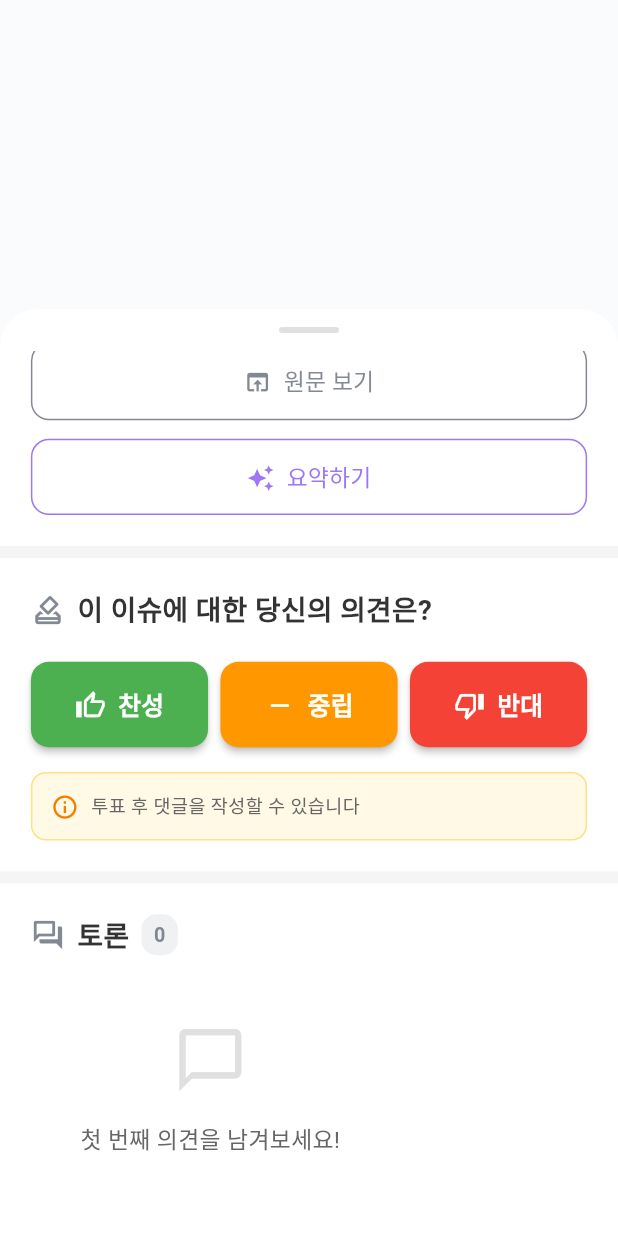
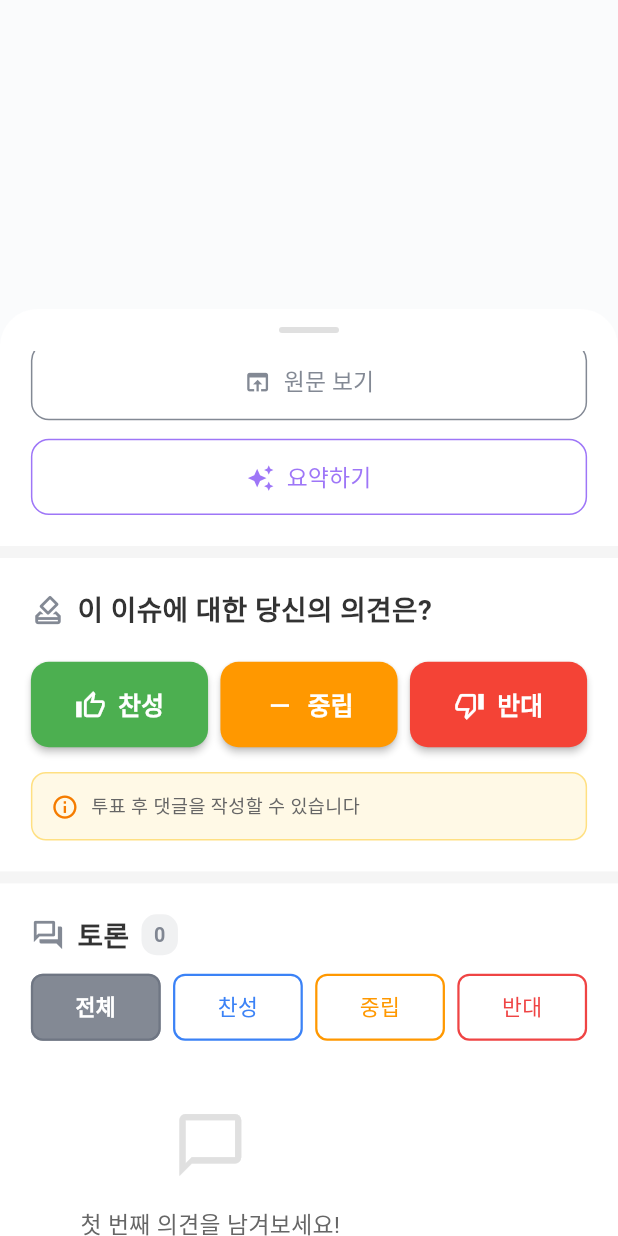
Before and after one commit to Liuese0/VS_News, a Flutter app: the NewsDetailWithDiscussion widget shown alone on an empty page, opened directly with empty values, scrolled down 218 dp, on a phone screen of 412 x 824 dp. Run offline on Flutter 3.47's test engine with Material 3 defaults, Android fonts, the phone set to English and light mode, and no system bars; our stand-ins replace cloud_firestore, device_info_plus, dio, firebase_core, flutter_secure_storage, google_generative_ai and 3 more; accounts and stored records are empty; network calls fail; Roboto replaces fonts that are missing (Pretendard).

Commit message:
comment_filter

```diff
--- a/lib/screens/news_explorer_screen.dart
+++ b/lib/screens/news_explorer_screen.dart
@@ -1218,6 +1218,9 @@ class _NewsDetailWithDiscussionState extends State<NewsDetailWithDiscussion> {
 
   String? _replyingToCommentId;
   String? _replyingToNickname;
+
+  // 댓글 필터 상태: 'all', 'pro', 'con'
+  String _selectedStanceFilter = 'all';
 
   // 요약 관련 상태
   bool _isLoadingSummary = false;
@@ -2020,6 +2023,24 @@ class _NewsDetailWithDiscussionState extends State<NewsDetailWithDiscussion> {
     );
   }
 
+  // 필터링된 댓글 목록 (대댓글 제외)
+  List<NewsComment> get _filteredComments {
+    // 부모 댓글만 필터링 (대댓글 제외)
+    final parentComments = _comments.where((comment) => !comment.isReply).toList();
+
+    if (_selectedStanceFilter == 'all') {
+      return parentComments;
+    } else if (_selectedStanceFilter == 'pro') {
+      return parentComments.where((comment) => comment.isPro).toList();
+    } else if (_selectedStanceFilter == 'neutral') {
+      return parentComments.where((comment) => comment.isNeutral).toList();
+    } else if (_selectedStanceFilter == 'con') {
+      return parentComments.where((comment) => comment.isCon).toList();
+    }
+
+    return parentComments;
+  }
+
   Widget _buildDiscussionSection() {
     final screenWidth = MediaQuery.of(context).size.width;
 
@@ -2063,6 +2084,19 @@ class _NewsDetailWithDiscussionState extends State<NewsDetailWithDiscussion> {
                   ),
                 ),
               ),
+            ],
+          ),
+          SizedBox(height: screenWidth * 0.03),
+          // 댓글 필터 버튼
+          Row(
+            children: [
+              _buildFilterButton('전체', 'all', screenWidth),
+              SizedBox(width: screenWidth * 0.02),
+              _buildFilterButton('찬성', 'pro', screenWidth),
+              SizedBox(width: screenWidth * 0.02),
+              _buildFilterButton('중립', 'neutral', screenWidth),
+              SizedBox(width: screenWidth * 0.02),
+              _buildFilterButton('반대', 'con', screenWidth),
             ],
           ),
           SizedBox(height: screenWidth * 0.03),
@@ -2153,11 +2187,70 @@ class _NewsDetailWithDiscussionState extends State<NewsDetailWithDiscussion> {
               _buildCommentInput(),
             SizedBox(height: screenWidth * 0.06),
           ],
-          if (_comments.isEmpty)
+          if (_filteredComments.isEmpty)
             _buildEmptyComments()
           else
-            ..._comments.map((comment) => _buildCommentItem(comment)),
+            ..._filteredComments.map((comment) => _buildCommentItem(comment)),
         ],
+      ),
+    );
+  }
+
+  Widget _buildFilterButton(String label, String filterValue, double screenWidth) {
+    final isSelected = _selectedStanceFilter == filterValue;
+
+    // 각 필터별 색상 설정
+    Color buttonColor;
+    Color textColor;
+    if (filterValue == 'pro') {
+      buttonColor = isSelected ? const Color(0xFF3B82F6) : Colors.white;
+      textColor = isSelected ? Colors.white : const Color(0xFF3B82F6);
+    } else if (filterValue == 'neutral') {
+      buttonColor = isSelected ? const Color(0xFFFF9800) : Colors.white;
+      textColor = isSelected ? Colors.white : const Color(0xFFFF9800);
+    } else if (filterValue == 'con') {
+      buttonColor = isSelected ? const Color(0xFFEF4444) : Colors.white;
+      textColor = isSelected ? Colors.white : const Color(0xFFEF4444);
+    } else {
+      buttonColor = isSelected ? const Color(0xD66B7280) : Colors.white;
+      textColor = isSelected ? Colors.white : const Color(0xD66B7280);
+    }
+
+    return Expanded(
+      child: GestureDetector(
+        onTap: () {
+          setState(() {
+            _selectedStanceFilter = filterValue;
+          });
+        },
+        child: Container(
+          padding: EdgeInsets.symmetric(
+            vertical: screenWidth * 0.025,
+          ),
+          decoration: BoxDecoration(
+            color: buttonColor,
+            borderRadius: BorderRadius.circular(8),
+            border: Border.all(
+              color: filterValue == 'pro'
+                  ? const Color(0xFF3B82F6)
+                  : filterValue == 'neutral'
+                  ? const Color(0xFFFF9800)
+                  : filterValue == 'con'
+                  ? const Color(0xFFEF4444)
+                  : const Color(0xD66B7280),
+              width: 1.5,
+            ),
+          ),
+          child: Text(
+            label,
+            textAlign: TextAlign.center,
+            style: TextStyle(
+              fontSize: screenWidth * 0.035,
+              fontWeight: isSelected ? FontWeight.bold : FontWeight.w500,
+              color: textColor,
+            ),
+          ),
+        ),
       ),
     );
   }
```
